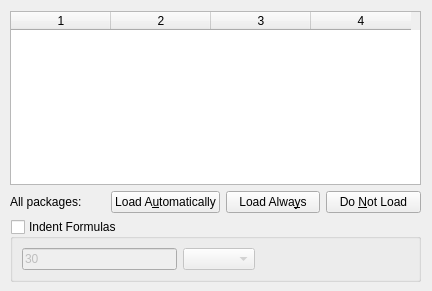
Above: src/frontends/qt4/ui/MathsUi.ui from cburschka/lyx before the change. Below: the same form after it.
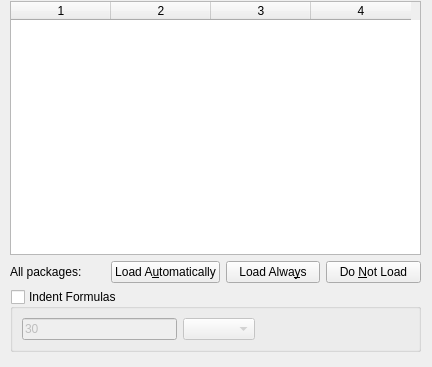
That is the form after the change. Custom widgets are drawn as their Qt base class.

Commit message: MathsUi.ui: adjust the size to fit better

The edit to the form file:
```diff
--- a/src/frontends/qt4/ui/MathsUi.ui
+++ b/src/frontends/qt4/ui/MathsUi.ui
@@ -7,7 +7,7 @@
     <x>0</x>
     <y>0</y>
     <width>432</width>
-    <height>291</height>
+    <height>367</height>
    </rect>
   </property>
   <property name="windowTitle">
@@ -17,9 +17,9 @@
    <property name="geometry">
     <rect>
      <x>10</x>
-     <y>11</y>
+     <y>1</y>
      <width>411</width>
-     <height>271</height>
+     <height>351</height>
     </rect>
    </property>
    <layout class="QVBoxLayout" name="verticalLayout">
```
